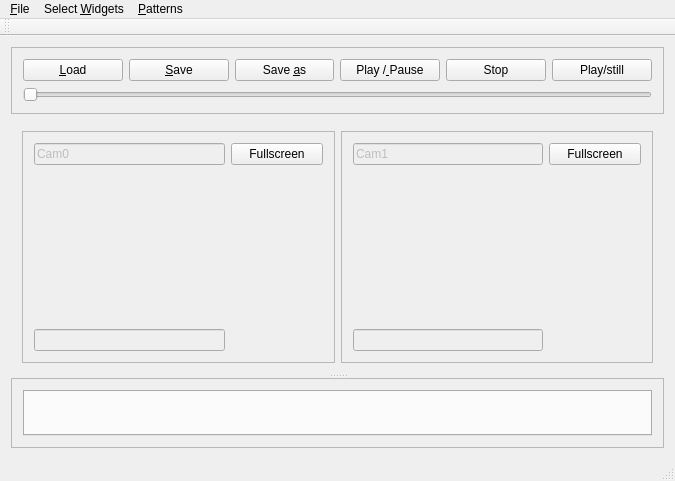
First picture: the form in mainwindow.ui, repository afigegoznaet/CamDemo, before the edit.
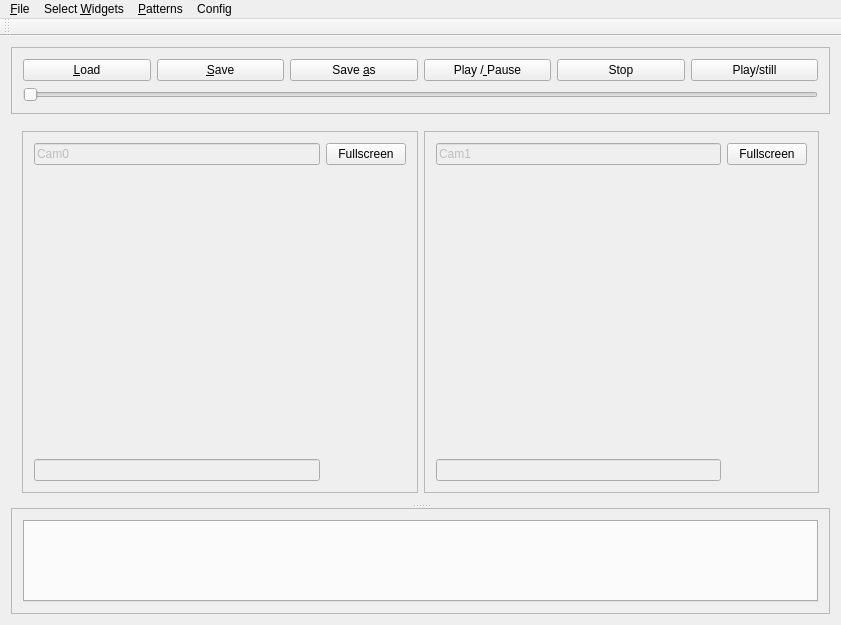
Second picture: the form after the edit. Custom widgets are drawn as their Qt base class.

Commit message: Added new config dialog

What changed in the file:
```diff
--- a/mainwindow.ui
+++ b/mainwindow.ui
@@ -6,8 +6,8 @@
    <rect>
     <x>0</x>
     <y>0</y>
-    <width>675</width>
-    <height>481</height>
+    <width>841</width>
+    <height>625</height>
    </rect>
   </property>
   <property name="windowTitle">
@@ -86,47 +86,8 @@
        <enum>Qt::Vertical</enum>
       </property>
       <widget class="QWidget" name="layoutWidget">
-       <layout class="QHBoxLayout" name="horizontalLayout">
-        <item>
-         <widget class="QFrame" name="frame0">
-          <property name="frameShape">
-           <enum>QFrame::StyledPanel</enum>
-          </property>
-          <property name="frameShadow">
-           <enum>QFrame::Raised</enum>
-          </property>
-          <layout class="QGridLayout" name="gridLayout">
-           <item row="0" column="0" colspan="2">
-            <widget class="QLineEdit" name="CamName0">
-             <property name="enabled">
-              <bool>false</bool>
-             </property>
-             <property name="text">
-              <string>Cam0</string>
-             </property>
-            </widget>
-           </item>
-           <item row="0" column="2">
-            <widget class="QPushButton" name="fs0">
-             <property name="text">
-              <string>Fullscreen</string>
-             </property>
-            </widget>
-           </item>
-           <item row="1" column="1">
-            <widget class="VideoWidget" name="cam0" native="true"/>
-           </item>
-           <item row="2" column="0" colspan="2">
-            <widget class="QLineEdit" name="ts0">
-             <property name="enabled">
-              <bool>false</bool>
-             </property>
-            </widget>
-           </item>
-          </layout>
-         </widget>
-        </item>
-        <item>
+       <layout class="QGridLayout" name="gridLayout_7">
+        <item row="0" column="1">
          <widget class="QFrame" name="frame1">
           <property name="frameShape">
            <enum>QFrame::StyledPanel</enum>
@@ -135,7 +96,7 @@
            <enum>QFrame::Raised</enum>
           </property>
           <layout class="QGridLayout" name="gridLayout_2">
-           <item row="0" column="0" colspan="2">
+           <item row="0" column="0">
             <widget class="QLineEdit" name="CamName1">
              <property name="enabled">
               <bool>false</bool>
@@ -145,17 +106,17 @@
              </property>
             </widget>
            </item>
-           <item row="0" column="2">
+           <item row="0" column="1">
             <widget class="QPushButton" name="fs1">
              <property name="text">
               <string>Fullscreen</string>
              </property>
             </widget>
            </item>
-           <item row="1" column="1">
+           <item row="1" column="0" colspan="2">
             <widget class="VideoWidget" name="cam1" native="true"/>
            </item>
-           <item row="2" column="0" colspan="2">
+           <item row="2" column="0">
             <widget class="QLineEdit" name="ts1">
              <property name="enabled">
               <bool>false</bool>
@@ -165,6 +126,45 @@
           </layout>
          </widget>
         </item>
+        <item row="0" column="0">
+         <widget class="QFrame" name="frame0">
+          <property name="frameShape">
+           <enum>QFrame::StyledPanel</enum>
+          </property>
+          <property name="frameShadow">
+           <enum>QFrame::Raised</enum>
+          </property>
+          <layout class="QGridLayout" name="gridLayout">
+           <item row="0" column="0">
+            <widget class="QLineEdit" name="CamName0">
+             <property name="enabled">
+              <bool>false</bool>
+             </property>
+             <property name="text">
+              <string>Cam0</string>
+             </property>
+            </widget>
+           </item>
+           <item row="0" column="1">
+            <widget class="QPushButton" name="fs0">
+             <property name="text">
+              <string>Fullscreen</string>
+             </property>
+            </widget>
+           </item>
+           <item row="1" column="0" colspan="2">
+            <widget class="VideoWidget" name="cam0" native="true"/>
+           </item>
+           <item row="2" column="0">
+            <widget class="QLineEdit" name="ts0">
+             <property name="enabled">
+              <bool>false</bool>
+             </property>
+            </widget>
+           </item>
+          </layout>
+         </widget>
+        </item>
        </layout>
       </widget>
       <widget class="QFrame" name="frame_2">
@@ -193,7 +193,7 @@
     <rect>
      <x>0</x>
      <y>0</y>
-     <width>675</width>
+     <width>841</width>
      <height>26</height>
     </rect>
    </property>
@@ -228,9 +228,18 @@
     <addaction name="actionPattern_3"/>
     <addaction name="actionPattern_4"/>
    </widget>
+   <widget class="QMenu" name="menuConfig">
+    <property name="title">
+     <string>Config</string>
+    </property>
+    <addaction name="actionEdit_config"/>
+    <addaction name="actionLoad_config_file"/>
+    <addaction name="actionSave_config_file"/>
+   </widget>
    <addaction name="menuMedia_File_Load"/>
    <addaction name="menuSelect_Media"/>
    <addaction name="menuPatterns"/>
+   <addaction name="menuConfig"/>
   </widget>
   <widget class="QToolBar" name="mainToolBar">
    <attribute name="toolBarArea">
@@ -240,7 +249,6 @@
     <bool>false</bool>
    </attribute>
   </widget>
-  <widget class="QStatusBar" name="statusBar"/>
   <action name="actionSelect_Media_File">
    <property name="text">
     <string>Select &amp;Media File</string>
```
Left out of the diff: 35 changed lines with no effect on the pictures. The commit also changes 7 other files.
